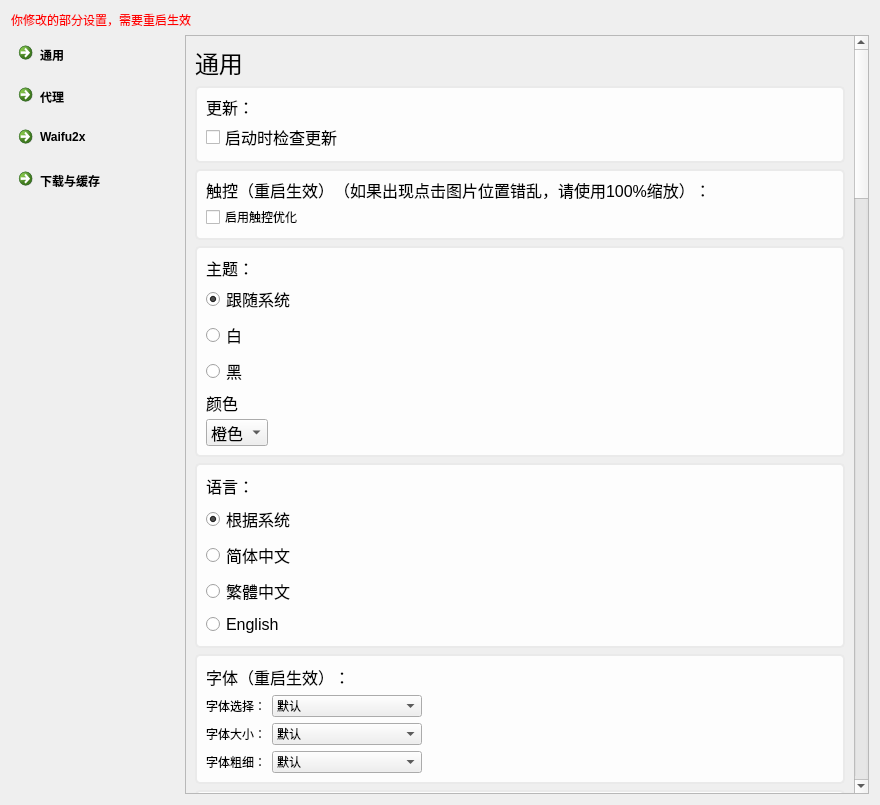
tonquer/JMComic-qt, file ui/ui_setting_new.ui: the form before one commit.
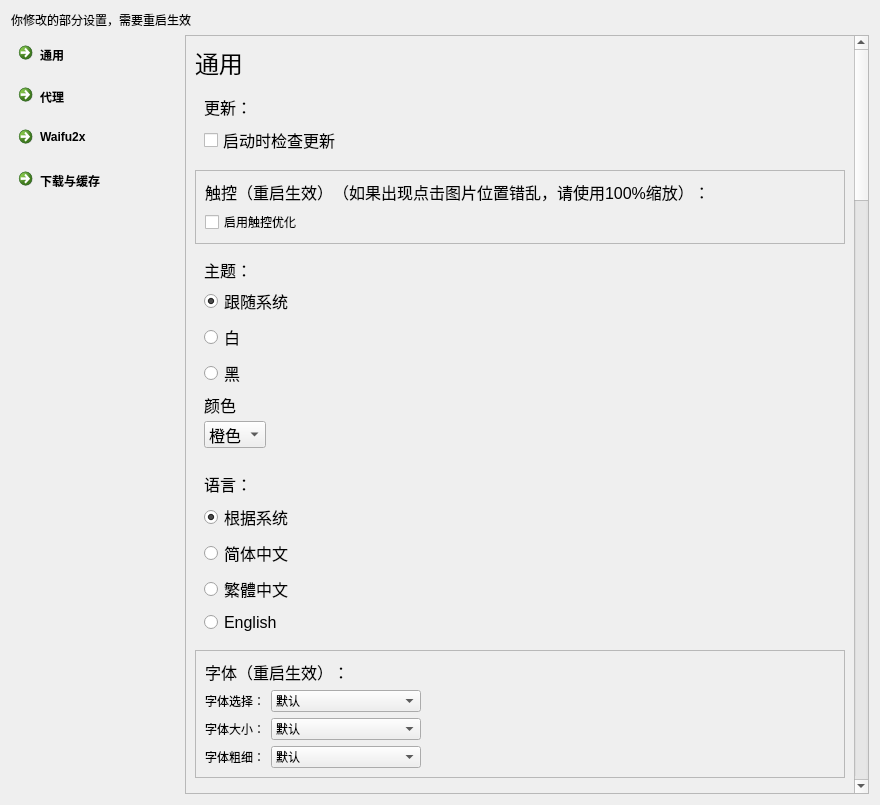
The form after the commit. Custom widgets are drawn as their Qt base class.

What changed in the file:
```diff
--- a/ui/ui_setting_new.ui
+++ b/ui/ui_setting_new.ui
@@ -22,8 +22,8 @@
      <property name="enabled">
       <bool>true</bool>
      </property>
-     <property name="styleSheet">
-      <string notr="true">color: rgb(255, 0, 0);</string>
+     <property name="role" stdset="0">
+      <string notr="true">danger</string>
      </property>
      <property name="text">
       <string>你修改的部分设置，需要重启生效</string>
@@ -79,15 +79,6 @@
      </item>
      <item>
       <widget class="SmoothScrollArea" name="scrollArea">
-       <property name="styleSheet">
-        <string notr="true">.QFrame
-         {
-         background-color: rgb(253, 253, 253);
-
-         border:2px solid rgb(234,234,234);
-         border-radius:5px
-         }        </string>
-       </property>
        <property name="widgetResizable">
         <bool>true</bool>
        </property>
@@ -132,7 +123,7 @@
               <property name="maximumSize">
                <size>
                 <width>16777215</width>
-                <height>19</height>
+                <height>16777215</height>
                </size>
               </property>
               <property name="font">
@@ -169,7 +160,7 @@
               <property name="maximumSize">
                <size>
                 <width>16777215</width>
-                <height>19</height>
+                <height>16777215</height>
                </size>
               </property>
               <property name="font">
```
Left out of the diff: 14 changed lines with no effect on the pictures.
